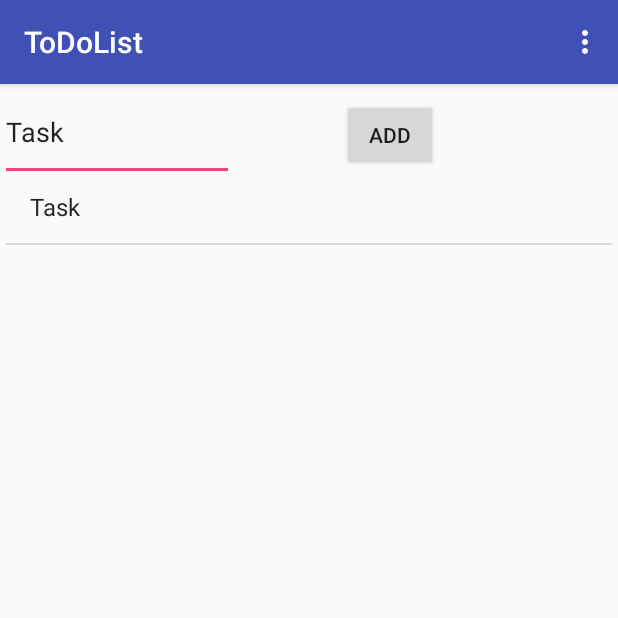
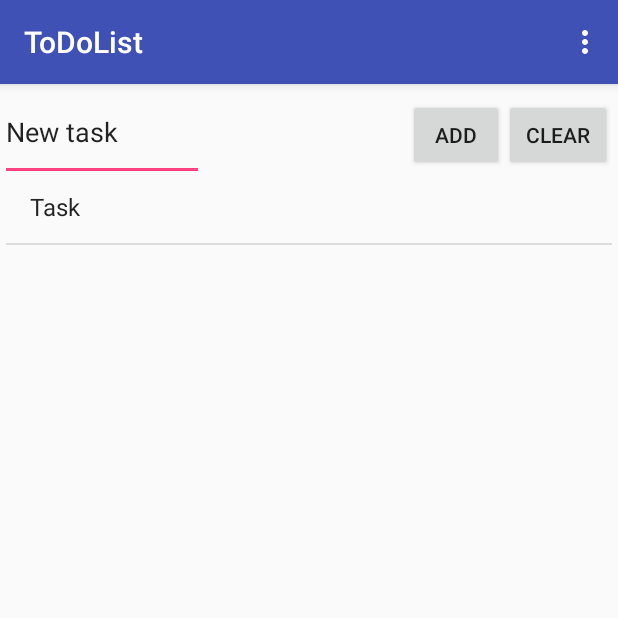
Before and after one commit to rajeevkuruganti/AndroidProjects, an Android app: the screen it shows after launch (OMGActivity), after a tap on "ADD", on a phone screen of 412 x 824 dp, the top half of it. Run offline under Robolectric (Android 15) with nearby library versions, the light colour scheme and no system bars.

Commit message:
Added clear, done toggle and cleaned up screen

```diff
--- a/OMGApp/app/build.gradle
+++ b/OMGApp/app/build.gradle
@@ -24,4 +24,5 @@ dependencies {
     testCompile 'junit:junit:4.12'
     compile 'com.android.support:appcompat-v7:23.1.0'
     compile 'com.android.support:design:23.1.0'
+    compile 'org.apache.commons:commons-io:1.3.2'
 }
--- a/OMGApp/app/src/main/java/com/example/fourcircles/omgapp/OMGActivity.java
+++ b/OMGApp/app/src/main/java/com/example/fourcircles/omgapp/OMGActivity.java
@@ -24,6 +24,7 @@ import java.util.ArrayList;
 public class OMGActivity extends AppCompatActivity implements View.OnClickListener, AdapterView.OnItemClickListener {
     TextView t1;
     Button myFirstBtn;
+    Button myClearBtn;
     ListView mainListView;
     ArrayAdapter mArrayAdapter;
     ArrayList mToDoList = new ArrayList();
@@ -43,6 +44,8 @@ public class OMGActivity extends AppCompatActivity implements View.OnClickListen
         t1 = (TextView) findViewById(R.id.TodoText);
         myFirstBtn = (Button) findViewById(R.id.main_button);
         myFirstBtn.setOnClickListener(this);
+        myClearBtn = (Button) findViewById(R.id.main_button2);
+        myClearBtn.setOnClickListener(this);
         mainListView = (ListView) findViewById(R.id.listViewNames);
         // Create an ArrayAdapter for the ListView
         mArrayAdapter = new ArrayAdapter(this,
@@ -122,11 +125,25 @@ public class OMGActivity extends AppCompatActivity implements View.OnClickListen
 
     @Override
     public void onClick(View v) {
-        //t1.setText("Button preseeed.. l");
-        myFirstBtn.setText("Add");
-        mToDoList.add(t1.getText().toString());
-        //System.out.println("mToDoList.size() = "+mToDoList.size());
-        mArrayAdapter.notifyDataSetChanged();
+        System.out.println("what is ur ID -- " + v.getId());
+
+
+       switch (v.getId()) {
+            case R.id.main_button:
+                mToDoList.add(t1.getText().toString());
+                t1.setText("New task");
+                mArrayAdapter.notifyDataSetChanged();
+                break;
+
+            case R.id.main_button2:
+                mToDoList.clear();
+                mArrayAdapter.notifyDataSetChanged();
+                break;
+
+            default:
+                break;
+        }
+
 //        myFirstBtn.setActivated(false);
     }
     // Attaches a long click listener to the listview
@@ -137,9 +154,19 @@ public class OMGActivity extends AppCompatActivity implements View.OnClickListen
 					public boolean onItemLongClick(AdapterView<?> adapter,
 												   View item, int pos, long id) {
 						// Remove the item within array at position
-						//        mToDoList.remove(pos);
+                        int position = pos;
+                        String x = (String) mToDoList.get(pos);
+                        mToDoList.remove(position);
+                        // toggle if done or not done.
+                        if (x.indexOf(" -- Done") > 0 ){
+                             x= x.replaceFirst(" -- Done", "");
+                        } else {
+                            x= x+" -- Done";
+                        }
 
-						// Refresh the adapter
+                        mToDoList.add(position,x);
+						        //mToDoList.remove(pos);
+                        // Refresh the adapter
 						mArrayAdapter.notifyDataSetChanged();
 						// Return true consumes the long click event (marks it handled)
 						return true;
@@ -150,10 +177,8 @@ public class OMGActivity extends AppCompatActivity implements View.OnClickListen
     @Override
     public void onItemClick(AdapterView<?> parent, View view, int position, long id) {
         //System.out.println (" the name"+parent.getItemAtPosition(position).toString());
-		//w tItemView = (TextView) v.findViewById(R.id.textView);
-		t1.setPaintFlags(t1.getPaintFlags() | Paint.STRIKE_THRU_TEXT_FLAG);
-		//mainListView.findViewById(id);
-		String x = mToDoList.get(id);
-        t1.setText(parent.getItemAtPosition(position).toString());
+
+        //t1.setText(parent.getItemAtPosition(position).toString());
     }
+
 }
--- a/OMGApp/app/src/main/res/layout/content_omg.xml
+++ b/OMGApp/app/src/main/res/layout/content_omg.xml
@@ -3,7 +3,7 @@
     xmlns:tools="http://schemas.android.com/tools"
     xmlns:app="http://schemas.android.com/apk/res-auto" android:layout_width="match_parent"
     android:layout_height="match_parent"
-
+    android:id="@+id/footer"
     app:layout_behavior="@string/appbar_scrolling_view_behavior" tools:showIn="@layout/activity_omg"
     tools:context=".OMGActivity"
     android:gravity="top"
@@ -15,19 +15,25 @@
         android:layout_height="64dp"
         android:text="@string/addButtonText"
         android:layout_above="@+id/listViewNames"
-        android:layout_toEndOf="@+id/TodoText"
-        android:layout_marginStart="76dp"/>
+        android:layout_toStartOf="@+id/main_button2"/>
+    <Button
+        android:id="@+id/main_button2"
+        android:layout_width="72dp"
+        android:layout_height="64dp"
+        android:text="clear"
+        android:layout_above="@+id/listViewNames"
+        android:layout_alignEnd="@+id/listViewNames"/>
 
 
     <EditText
-        android:layout_width="148dp"
+        android:layout_width="128dp"
         android:layout_height="48dp"
         android:text="@string/defaultInput"
         android:ems="10"
         android:id="@+id/TodoText"
         android:inputType="text"
         android:layout_alignParentTop="true"
-        android:layout_alignParentStart="true"/>
+        android:layout_alignStart="@+id/listViewNames"/>
 
     <ListView
         android:layout_width="match_parent"
```
Also changed, not shown: 1 other file.
